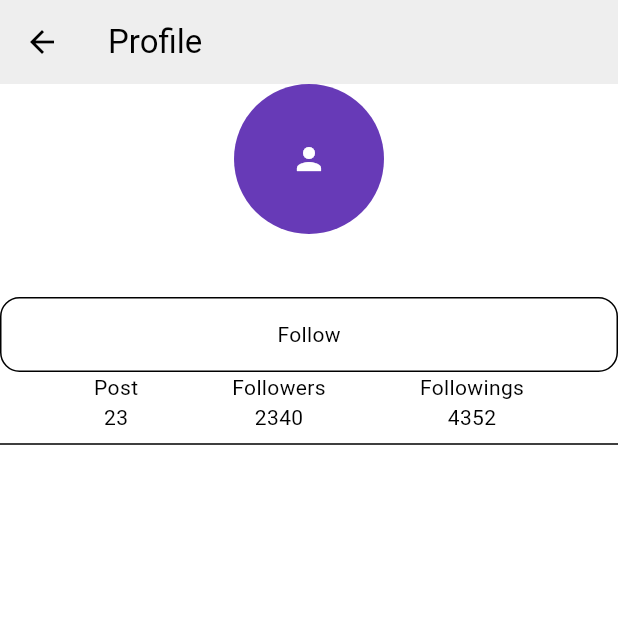
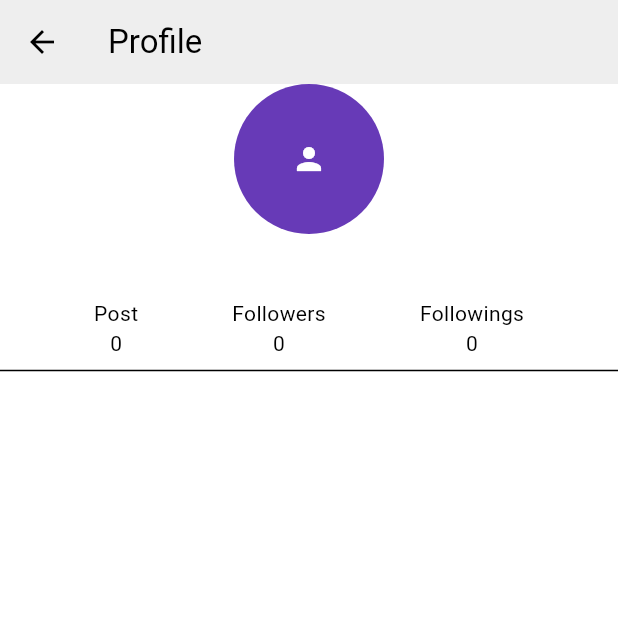
Before and after one commit to praveen0075/snaploop_, a Flutter app: the UserProfilePage screen opened directly with empty values, on a phone screen of 412 x 824 dp, the top half of it. Run offline on Flutter 3.47's test engine with Material 3 defaults, Android fonts, the phone set to English and light mode, and no system bars; our stand-ins replace cloud_firestore, equatable, file_picker, firebase_auth, firebase_core, flutter_bloc and 1 more; accounts and stored records are empty; generated files the repository leaves out were written again.

Commit message:
followers and followings section completed on userprofile page. Next --> search page

```diff
--- a/lib/features/home/presentation/components/all_post_tile.dart
+++ b/lib/features/home/presentation/components/all_post_tile.dart
@@ -227,6 +227,7 @@ class _AllPostTileState extends State<AllPostTile> {
                                     ],
                                     child: UserProfilePage(
                                       userId: widget.post[widget.index].userId,
+                                      currentUser: widget.currentUser,
                                     ),
                                   ),
                             ),
--- a/lib/features/profile/domain/entities/userprofile.dart
+++ b/lib/features/profile/domain/entities/userprofile.dart
@@ -3,6 +3,8 @@ import 'package:snap_loop/features/auth/domain/entities/user_entity.dart';
 class UserProfileEntity extends UserEntity {
   final String? userBio;
   final String? profilePicUrl;
+  final List<String> followers;
+  final List<String> followings;
 
   UserProfileEntity({
     required super.userid,
@@ -10,16 +12,20 @@ class UserProfileEntity extends UserEntity {
     required super.userName,
     required this.userBio,
     required this.profilePicUrl,
+    required this.followers,
+    required this.followings
   });
 
   // This is the method that help to update the user details.
-  UserProfileEntity copyWith({String? newBio, String? newProfilePicUrl}) {
+  UserProfileEntity copyWith({String? newBio, String? newProfilePicUrl,List<String>? newfollowers,List<String>? newfollowings}) {
     return UserProfileEntity(
       userid: userid,
       userEmail: userEmail,
       userName: userName,
       userBio: newBio ?? userBio,
       profilePicUrl: newProfilePicUrl ?? profilePicUrl,
+      followers: newfollowers ?? followers,
+      followings: newfollowings ?? followings
     );
   }
 
@@ -31,6 +37,8 @@ class UserProfileEntity extends UserEntity {
       "userEmail": userEmail,
       "userBio": userBio,
       "userprofilePicUrl": profilePicUrl,
+      "followers" : followers,
+      "followings" : followings
     };
   }
 
@@ -42,6 +50,8 @@ class UserProfileEntity extends UserEntity {
       userName: json["userName"] ?? '',
       userBio: json["userBio"] ?? '',
       profilePicUrl: json["userprofilePicUrl"] ?? '',
+      followers: List<String>.from(json["followers"]?? []),
+      followings: List <String>.from(json["followings"] ?? [] )
     );
   }
 }
--- a/lib/features/profile/domain/repositories/userprofile_repo.dart
+++ b/lib/features/profile/domain/repositories/userprofile_repo.dart
@@ -3,4 +3,5 @@ import 'package:snap_loop/features/profile/domain/entities/userprofile.dart';
 abstract class UserprofileRepo {
   Future<UserProfileEntity?> getuserProfile(String id);
   Future<void> updateUserProfile(String userId,String username, String userBio, String userProfilePicUrl);
+  Future<void> followUnFollowToggle(String currentUserId, String toggleUserid);
 }
--- a/lib/features/profile/presentation/bloc/profile_event.dart
+++ b/lib/features/profile/presentation/bloc/profile_event.dart
@@ -33,3 +33,13 @@ class FetchCurrentUserDetailsEvent extends ProfileEvents {
   @override
   List<Object?> get props => [userId];
 }
+
+class FollowUnFollowButtonClickedEvent extends ProfileEvents {
+  final String currentUserId;
+  final String toggleUserId;
+
+  FollowUnFollowButtonClickedEvent(this.currentUserId, this.toggleUserId);
+
+  @override
+  List<Object?> get props => [currentUserId, toggleUserId];
+}
--- a/lib/features/profile/presentation/components/postsgrid_in_userprofile.dart
+++ b/lib/features/profile/presentation/components/postsgrid_in_userprofile.dart
@@ -1,9 +1,5 @@
 import 'package:flutter/material.dart';
-import 'package:flutter_bloc/flutter_bloc.dart';
 import 'package:snap_loop/features/post/domain/entities/post_entity.dart';
-import 'package:snap_loop/features/post/presentation/bloc/post_bloc.dart';
-import 'package:snap_loop/features/post/presentation/bloc/post_event.dart';
-import 'package:snap_loop/features/post/presentation/bloc/post_state.dart';
 
 class PostsgridInUserprofile extends StatefulWidget {
   const PostsgridInUserprofile({
--- a/lib/features/profile/presentation/pages/user_profile_page.dart
+++ b/lib/features/profile/presentation/pages/user_profile_page.dart
@@ -1,13 +1,22 @@
+import 'dart:developer';
+
 import 'package:flutter/material.dart';
 import 'package:flutter_bloc/flutter_bloc.dart';
+import 'package:snap_loop/features/auth/domain/entities/user_entity.dart';
 import 'package:snap_loop/features/profile/presentation/bloc/profile_bloc.dart';
 import 'package:snap_loop/features/profile/presentation/bloc/profile_event.dart';
 import 'package:snap_loop/features/profile/presentation/bloc/profile_state.dart';
+import 'package:snap_loop/features/profile/presentation/components/followbutton.dart';
 import 'package:snap_loop/features/profile/presentation/components/postsgrid_in_userprofile.dart';
 
 class UserProfilePage extends StatefulWidget {
-  const UserProfilePage({super.key, required this.userId});
+  const UserProfilePage({
+    super.key,
+    required this.userId,
+    required this.currentUser,
+  });
   final String userId;
+  final UserEntity? currentUser;
 
   @override
   State<UserProfilePage> createState() => _UserProfilePageState();
@@ -22,6 +31,17 @@ class _UserProfilePageState extends State<UserProfilePage> {
     );
   }
 
+  void followbButtonclicked(List<String> followersList) {
+    context.read<ProfileBloc>().add(
+      FollowUnFollowButtonClickedEvent(
+        widget.currentUser!.userid,
+        widget.userId,
+      ),
+    );
+
+    log("Button clicked and event triggered");
+  }
+
   @override
   Widget build(BuildContext context) {
     return Scaffold(
@@ -33,6 +53,7 @@ class _UserProfilePageState extends State<UserProfilePage> {
           } else if (state is UserProfileUserDetailsFailedState) {
             return Center(child: Text(state.errorMsg));
           } else if (state is UserProfileUserDetailsLoadedState) {
+            log("followers list ${state.user!.followers.toString()}");
             return ListView(
               children: [
                 CircleAvatar(
@@ -51,21 +72,51 @@ class _UserProfilePageState extends State<UserProfilePage> {
                 ),
                 Text(state.user!.userName!),
                 Text(state.user!.userBio!),
-                Container(
-                  width: 200,
-                  height: 50,
-                  decoration: BoxDecoration(
-                    border: Border.all(),
-                    borderRadius: BorderRadius.circular(13),
-                  ),
-                  child: Center(child: Text("Follow")),
-                ),
+                widget.userId == widget.currentUser!.userid
+                    ? SizedBox(height: 1)
+                    : Followbutton(
+                      isFollowing: state.user!.followers.contains(
+                        widget.currentUser!.userid,
+                      ),
+                      onPressed: () {
+                        // followbButtonclicked(state.user!.followers);
+                        context.read<ProfileBloc>().add(
+                          FollowUnFollowButtonClickedEvent(
+                            widget.currentUser!.userid,
+                            widget.userId,
+                          ),
+                        );
+                      },
+                    ),
                 Row(
                   mainAxisAlignment: MainAxisAlignment.spaceEvenly,
                   children: [
-                    Column(children: [Text("Post"), Text("23")]),
-                    Column(children: [Text("Followers"), Text("2340")]),
-                    Column(children: [Text("Followings"), Text("4352")]),
+                    Column(
+                      children: [
+                        Text("Post"),
+                        Text(state.posts!.length.toString()),
+                      ],
+                    ),
+                    Column(
+                      children: [
+                        Text("Followers"),
+                        Text(
+                          state.user!.followers.isEmpty
+                              ? "0"
+                              : state.user!.followers.length.toString(),
+                        ),
+                      ],
+                    ),
+                    Column(
+                      children: [
+                        Text("Followings"),
+                        Text(
+                          state.user!.followings.isEmpty
+                              ? "0"
+                              : state.user!.followings.length.toString(),
+                        ),
+                      ],
+                    ),
                   ],
                 ),
                 Divider(),
@@ -73,45 +124,6 @@ class _UserProfilePageState extends State<UserProfilePage> {
                   userId: widget.userId,
                   posts: state.posts,
                 ),
-
-                // BlocBuilder<PostBloc, PostState>(
-                //   builder: (context, state) {
-                //     if (state is PostUpLoadingState) {
-                //       return GridView.builder(
-                //         shrinkWrap: true,
-                //         itemCount: 10,
-                //         gridDelegate: SliverGridDelegateWithFixedCrossAxisCount(
-                //           crossAxisCount: 3,
-                //           crossAxisSpacing: 3,
-                //           mainAxisSpacing: 3,
-                //         ),
-                //         itemBuilder: (context, index) {
-                //           return Container(color: Colors.grey);
-                //         },
-                //       );
-                //     } else if (state is PostErrorState) {
-                //       return Center(child: Text(state.errorMsg));
-                //     } else if (state is PostLoadedState) {
-                //       return GridView.builder(
-                //         shrinkWrap: true,
-                //         itemCount: state.post.length,
-                //         gridDelegate: SliverGridDelegateWithFixedCrossAxisCount(
-                //           crossAxisCount: 3,
-                //           crossAxisSpacing: 3,
-                //           mainAxisSpacing: 3,
-                //         ),
-                //         itemBuilder: (context, index) {
-                //           return Container(
-                //             color: Colors.grey,
-                //             child: Image.network(state.post[index].imageUrl),
-                //           );
-                //         },
-                //       );
-                //     } else {
-                //       return Center(child: Text("Something went wrong"));
-                //     }
-                //   },
-                // ),
               ],
             );
           } else {
```
Also changed, not shown: lib/features/profile/data/firebase_userprofile_repo.dart (+71 -10 lines), lib/features/profile/presentation/bloc/profile_bloc.dart (+29 -0 lines), lib/features/profile/presentation/components/followbutton.dart (added, +33 -0 lines).
